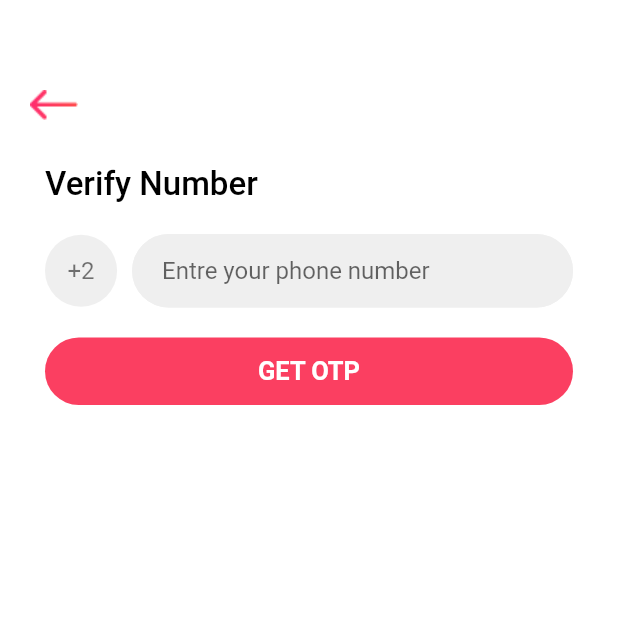
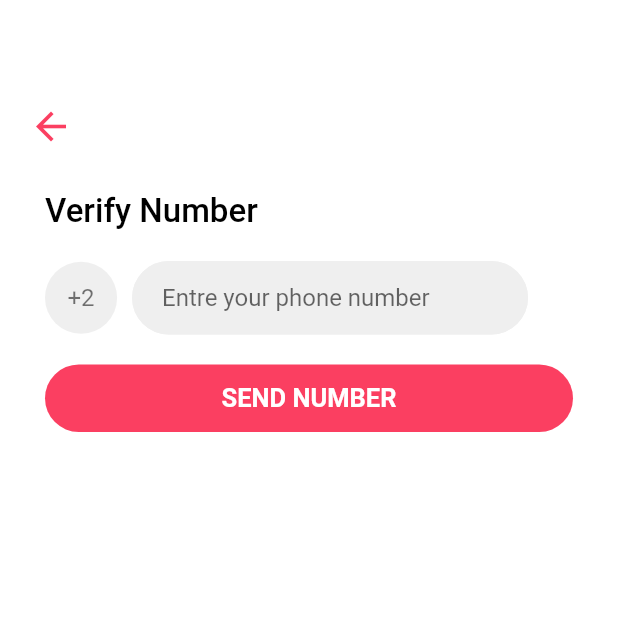
Before and after one commit to Abdelrahman-Elshimy/B-Hero, a Flutter app: the MyHomePage screen opened directly, after a tap on "Mobile Number", on a phone screen of 412 x 824 dp, the top half of it. Run offline on Flutter 3.47's test engine with Material 2 defaults, Android fonts, the phone set to English and light mode, and no system bars; our stand-ins replace font_awesome_flutter, shared_preferences; accounts and stored records are empty.

Commit message:
complete localization to home and onboarding and verify mobile pages

```diff
--- a/bloodhero/lang/en.json
+++ b/bloodhero/lang/en.json
@@ -5,8 +5,22 @@
     "contentPageOne": "Lorem Ipsum is simply dummy text of the printing and typesetting",
     "titlePageTwo": "Search Blood Donor",
     "contentPageTwo": "Lorem Ipsum is simply dummy text of the printing and typesetting",
-    "getStarted": "GET STARTED"
+    "getStarted": "GET STARTED",
 
+    "homePage": "Home Page",
+
+    "homeTitle": "LOGIN & REGISTER",
+    "facebook": "Facebook",
+    "google": "Google",
+    "mobileNumber": "Mobile Number",
+
+    "verifyNumberPage": "Verify",
+
+    "verifyTitle": "Verify Number",
+    "inputPlaceholder": "Entre your phone number",
+    "getNumber": "SEND NUMBER",
+    "emptyPhoneField": "Please enter your mobile number",
+    "maxOrMinNumbersInPhone": "Moblie number consist of 11 number"
 
 
 
--- a/bloodhero/lib/screens/home.dart
+++ b/bloodhero/lib/screens/home.dart
@@ -4,6 +4,7 @@ import 'package:bloodhero/util/blood-colors.dart';
 import 'package:flutter/material.dart';
 import 'package:font_awesome_flutter/font_awesome_flutter.dart';
 import 'package:bloodhero/app_localizations.dart';
+import 'package:shared_preferences/shared_preferences.dart';
 
 class MyHomePage extends StatefulWidget {
   @override
@@ -11,6 +12,25 @@ class MyHomePage extends StatefulWidget {
 }
 
 class _MyHomePageState extends State<MyHomePage> {
+
+  String localLang;
+
+  Future checkLocalStatus() async {
+    SharedPreferences prefs = await SharedPreferences.getInstance();
+    setState(() {
+      localLang = prefs.getString('local');
+    });
+
+  }
+
+  @override
+   void initState() {
+    super.initState();
+    checkLocalStatus();
+
+
+  }
+
   @override
   Widget build(BuildContext context) {
     return Scaffold(
@@ -35,7 +55,8 @@ class _MyHomePageState extends State<MyHomePage> {
             child: Column(
               children: <Widget>[
                 Container(
-                  child: Text('LOGIN & Register',
+                  child: Text(
+                      AppLocalizations.of(context).translate('homeTitle'),
                       style: SharedStyles().mainTitleStyle),
                 ),
                 SizedBox(
@@ -48,20 +69,20 @@ class _MyHomePageState extends State<MyHomePage> {
                       // facebook login and register
                       Container(
                         width: MediaQuery.of(context).size.width * .7,
-                        padding: EdgeInsets.all(15),
+                        padding: (localLang == 'ar') ? EdgeInsets.all(13) :EdgeInsets.all(15),
                         decoration: BoxDecoration(
                           color: Color(0xff2D509B),
                           borderRadius: BorderRadius.circular(25),
                         ),
                         child: Text(
-                          'Facebook',
+                          AppLocalizations.of(context).translate('facebook'),
                           style: TextStyle(color: Colors.white, fontSize: 16),
                           textAlign: TextAlign.center,
                         ),
                       ),
                       Positioned(
                         left: 15,
-                        top: 15,
+                        top: (localLang == 'ar') ? 17 : 15,
                         child: Container(
                           child: Icon(
                             FontAwesomeIcons.facebookF,
@@ -83,7 +104,7 @@ class _MyHomePageState extends State<MyHomePage> {
                     children: <Widget>[
                       Container(
                         width: MediaQuery.of(context).size.width * .7,
-                        padding: EdgeInsets.all(15),
+                        padding: (localLang == 'ar') ? EdgeInsets.all(13) :EdgeInsets.all(15),
                         decoration: BoxDecoration(
                           border: Border.all(
                               color: Colors.black12,
@@ -92,14 +113,14 @@ class _MyHomePageState extends State<MyHomePage> {
                           borderRadius: BorderRadius.circular(25),
                         ),
                         child: Text(
-                          'Google',
+                          AppLocalizations.of(context).translate('google'),
                           style: TextStyle(fontSize: 16),
                           textAlign: TextAlign.center,
                         ),
                       ),
                       Positioned(
                         left: 15,
-                        top: 17,
+                        top: (localLang == 'ar') ? 18 : 17,
                         child: Container(
                           child: Icon(
                             FontAwesomeIcons.google,
@@ -119,12 +140,15 @@ class _MyHomePageState extends State<MyHomePage> {
                   child: Stack(
                     children: <Widget>[
                       GestureDetector(
-                        onTap: (){
-                          Navigator.push(context, MaterialPageRoute(builder: (context) => VerifyNumber()));
+                        onTap: () {
+                          Navigator.push(
+                              context,
+                              MaterialPageRoute(
+                                  builder: (context) => VerifyNumber()));
                         },
                         child: Container(
                           width: MediaQuery.of(context).size.width * .7,
-                          padding: EdgeInsets.all(15),
+                          padding: (localLang == 'ar') ? EdgeInsets.all(13) :EdgeInsets.all(15),
                           decoration: BoxDecoration(
                             border: Border.all(
                                 color: Colors.black12,
@@ -133,7 +157,8 @@ class _MyHomePageState extends State<MyHomePage> {
                             borderRadius: BorderRadius.circular(25),
                           ),
                           child: Text(
-                            'Mobile Number',
+                            AppLocalizations.of(context)
+                                .translate('mobileNumber'),
                             style: TextStyle(fontSize: 16),
                             textAlign: TextAlign.center,
                           ),
@@ -141,7 +166,7 @@ class _MyHomePageState extends State<MyHomePage> {
                       ),
                       Positioned(
                         left: 15,
-                        top: 17,
+                        top: (localLang == 'ar') ? 19 : 17,
                         child: Container(
                           child: Icon(
                             Icons.apps,
--- a/bloodhero/lib/screens/verify_number.dart
+++ b/bloodhero/lib/screens/verify_number.dart
@@ -1,6 +1,8 @@
+import 'package:bloodhero/app_localizations.dart';
 import 'package:bloodhero/shared/shared_styles.dart';
 import 'package:bloodhero/util/blood-colors.dart';
 import 'package:flutter/material.dart';
+import 'package:shared_preferences/shared_preferences.dart';
 
 class VerifyNumber extends StatefulWidget {
   @override
@@ -8,6 +10,21 @@ class VerifyNumber extends StatefulWidget {
 }
 
 class _VerifyNumberState extends State<VerifyNumber> {
+  String localLang;
+
+  Future checkLocalStatus() async {
+    SharedPreferences prefs = await SharedPreferences.getInstance();
+    setState(() {
+      localLang = prefs.getString('local');
+    });
+  }
+
+  @override
+  void initState() {
+    super.initState();
+    checkLocalStatus();
+  }
+
   BloodColors bloodColor = new BloodColors();
   int mobileNumber = 0;
   final _formKey = GlobalKey<FormState>();
@@ -21,25 +38,27 @@ class _VerifyNumberState extends State<VerifyNumber> {
           crossAxisAlignment: CrossAxisAlignment.start,
           children: <Widget>[
             Container(
-              padding: EdgeInsets.only(top: 60, left: 20),
-              child: GestureDetector(
-                onTap: () {
-                  Navigator.pop(context);
-                },
+              padding: EdgeInsets.only(top: 60, left: 10, right: 10),
+
                 child: Container(
-                  child: Image.asset('assets/images/left-arrow (4).png'),
+                  // child: Image.asset('assets/images/left-arrow (4).png'),
+                  child: IconButton(
+                    icon: Icon(Icons.arrow_back, color: bloodColor.mainColor, size: 30),
+                    onPressed: (){
+                      Navigator.pop(context);
+                    },
+                  ),
                 ),
-              ),
             ),
             Padding(
-              padding: const EdgeInsets.only(left: 30, top: 30),
+              padding: const EdgeInsets.only(left: 30, top: 20, right: 30),
               child: Text(
-                'Verify Number',
+                AppLocalizations.of(context).translate('verifyTitle'),
                 style: SharedStyles().mainTitleStyle,
               ),
             ),
             Container(
-              padding: const EdgeInsets.only(left: 30, top: 20),
+              padding: const EdgeInsets.only(left: 30, top: 20, right: 30),
               child: Row(
                 crossAxisAlignment: CrossAxisAlignment.start,
                 children: <Widget>[
@@ -59,7 +78,9 @@ class _VerifyNumberState extends State<VerifyNumber> {
                   ),
                   Expanded(
                     child: Container(
-                      padding: EdgeInsets.only(right: 30),
+                      padding: (localLang != 'ar')
+                          ? EdgeInsets.only(right: 30)
+                          : EdgeInsets.only(right: 0),
                       child: Form(
                         key: _formKey,
                         child: Container(
@@ -72,8 +93,12 @@ class _VerifyNumberState extends State<VerifyNumber> {
                                     filled: true,
                                     fillColor: bloodColor.bGrey,
                                     contentPadding: EdgeInsets.only(
-                                        left: 20, top: 15, bottom: 15),
-                                    hintText: 'Entre your phone number',
+                                        left: 20,
+                                        top: 15,
+                                        bottom: 15,
+                                        right: 20),
+                                    hintText: AppLocalizations.of(context)
+                                        .translate('inputPlaceholder'),
                                     enabledBorder: OutlineInputBorder(
                                       borderRadius: BorderRadius.circular(30),
                                       borderSide: BorderSide(
@@ -107,11 +132,11 @@ class _VerifyNumberState extends State<VerifyNumber> {
                                   ),
                                   validator: (value) {
                                     if (value.isEmpty) {
-                                      return 'Please enter your mobile number';
+                                      return AppLocalizations.of(context).translate('emptyPhoneField');
                                     }
                                     if (value.length > 11 ||
                                         value.length < 11) {
-                                      return 'Moblie number consist of 11 number';
+                                      return AppLocalizations.of(context).translate('maxOrMinNumbersInPhone');
                                     }
                                     return null;
                                   },
@@ -135,15 +160,7 @@ class _VerifyNumberState extends State<VerifyNumber> {
                 if (_formKey.currentState.validate()) {
                   // Scaffold.of(context)
                   //     .showSnackBar(SnackBar(content: Text('Processing Data')));
-                  Scaffold.of(context).showSnackBar(
-                    SnackBar(
-                      content: Text(
-                        'Your Mobile Number is 0' + mobileNumber.toString(),
-                      ),
-                      backgroundColor: bloodColor.mainColor,
-                      behavior: SnackBarBehavior.fixed,
-                    ),
-                  );
+
                   _formKey.currentState.save();
                 }
               },
@@ -157,7 +174,7 @@ class _VerifyNumberState extends State<VerifyNumber> {
                 child: Align(
                   alignment: Alignment.center,
                   child: Text(
-                    'GET OTP',
+                    AppLocalizations.of(context).translate('getNumber'),
                     textAlign: TextAlign.center,
                     style: TextStyle(
                         color: Colors.white,
```
Also changed, not shown: bloodhero/lang/ar.json (+16 -1 lines), bloodhero/lib/main.dart (+11 -7 lines), bloodhero/lib/screens/onBoarding.dart (+136 -80 lines), bloodhero/lib/util/utilies.dart (line endings or trailing spaces).
